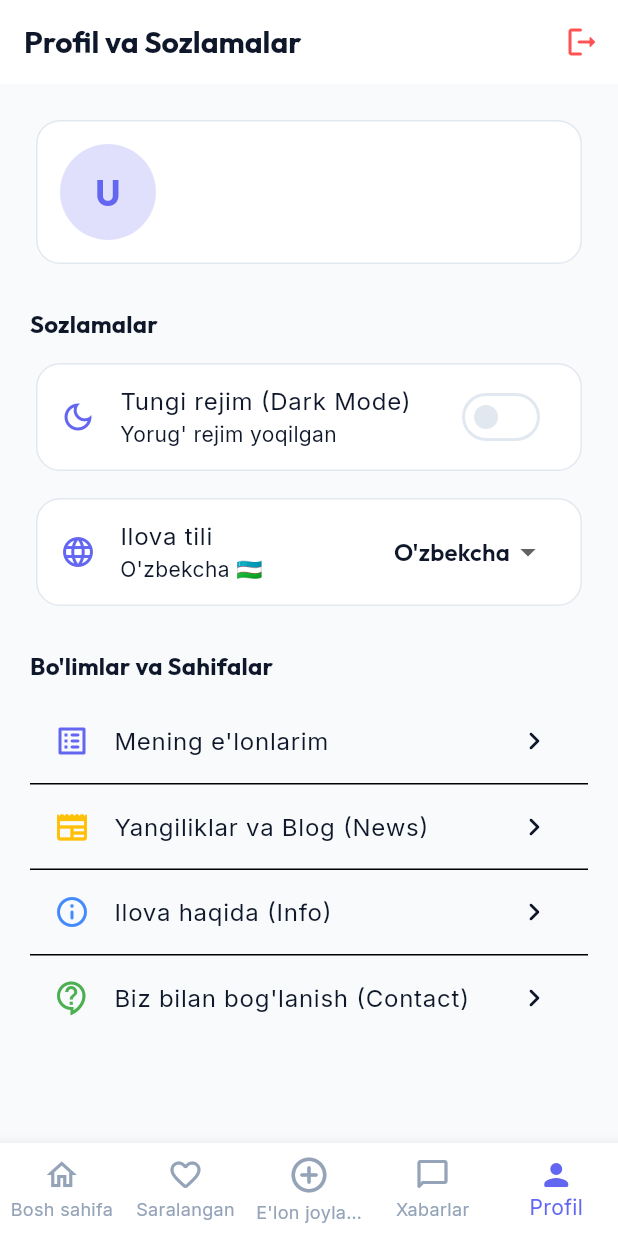
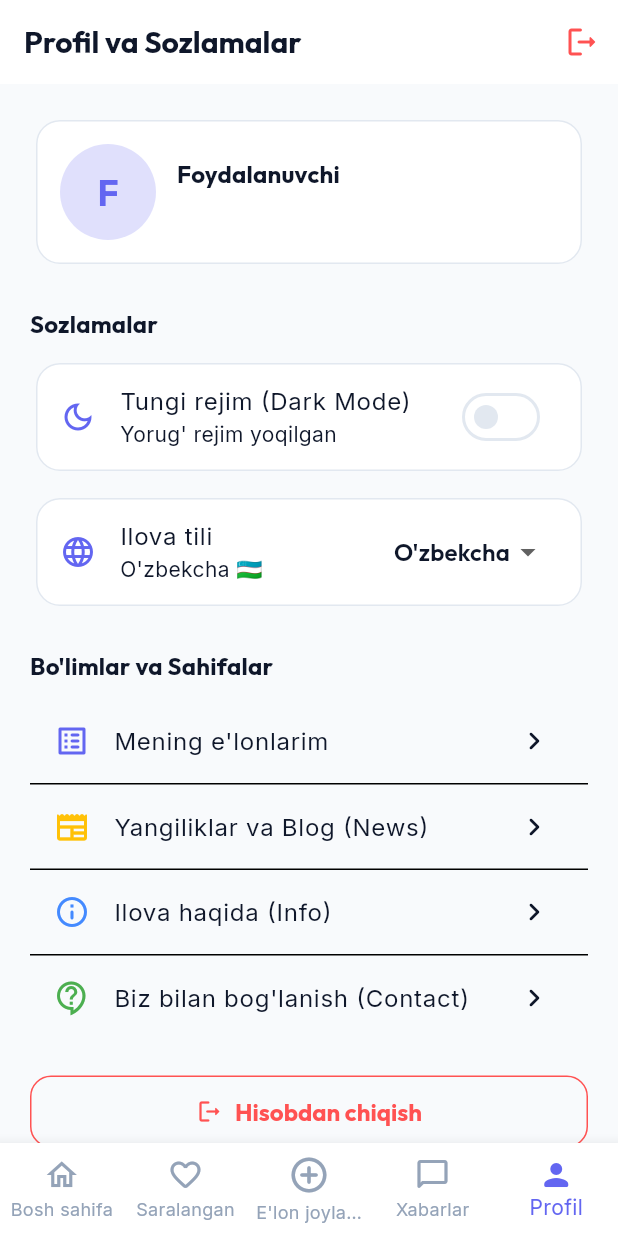
Before and after one commit to saidakbarxon946-creator/top_savdo, a Flutter app: the ProfileScreen screen opened by its route, on a phone screen of 412 x 824 dp. Run offline on Flutter 3.47's test engine with Material 3 defaults, Android fonts, the phone set to English and light mode, and no system bars; our stand-ins replace cached_network_image, cloud_firestore, firebase_auth, firebase_core, flutter_riverpod, freezed_annotation and 4 more; accounts and stored records are empty.

Commit message:
Fix user session persistence and add Sign Out button in Profile

```diff
--- a/lib/providers/auth_provider.dart
+++ b/lib/providers/auth_provider.dart
@@ -11,6 +11,12 @@ final authStateProvider = StreamProvider<User?>((ref) {
 
 final currentUserModelProvider = FutureProvider<UserModel?>((ref) async {
   final user = ref.watch(authStateProvider).value;
-  if (user == null) return null;
-  return ref.watch(authServiceProvider).getUserModel(user.uid);
+  final authService = ref.watch(authServiceProvider);
+
+  if (user != null) {
+    final model = await authService.getUserModel(user.uid);
+    if (model != null) return model;
+  }
+
+  return await authService.getSavedUserModel();
 });
--- a/lib/screens/profile/profile_screen.dart
+++ b/lib/screens/profile/profile_screen.dart
@@ -15,21 +15,24 @@ class ProfileScreen extends ConsumerWidget {
     final isDark = theme.brightness == Brightness.dark;
     final currentLocale = ref.watch(localeProvider);
     final userAsync = ref.watch(currentUserModelProvider);
-    final authUser = ref.watch(authStateProvider).value;
+    final user = userAsync.value;
 
     return Scaffold(
       appBar: AppBar(
         title: const Text('Profil va Sozlamalar'),
         actions: [
-          if (authUser != null)
+          if (user != null)
             IconButton(
               icon: const Icon(Icons.logout_rounded, color: Colors.redAccent),
+              tooltip: 'Tizimdan chiqish',
               onPressed: () async {
                 await ref.read(authServiceProvider).signOut();
+                ref.invalidate(currentUserModelProvider);
                 if (context.mounted) {
                   ScaffoldMessenger.of(context).showSnackBar(
                     const SnackBar(content: Text('Tizimdan chiqdingiz.')),
                   );
+                  context.go('/login');
                 }
               },
             ),
@@ -41,11 +44,43 @@ class ProfileScreen extends ConsumerWidget {
           crossAxisAlignment: CrossAxisAlignment.start,
           children: [
             // User Header Card
-            if (authUser != null)
             userAsync.when(
-                data: (user) {
-                  final name = user?.name ?? authUser.displayName ?? 'Foydalanuvchi';
-                  final email = user?.email ?? authUser.email ?? '';
+              data: (userModel) {
+                if (userModel == null) {
+                  return Card(
+                    child: Padding(
+                      padding: const EdgeInsets.all(16.0),
+                      child: Row(
+                        children: [
+                          const CircleAvatar(
+                            radius: 28,
+                            backgroundColor: Colors.grey,
+                            child: Icon(Icons.person, color: Colors.white),
+                          ),
+                          const SizedBox(width: 14),
+                          Expanded(
+                            child: Column(
+                              crossAxisAlignment: CrossAxisAlignment.start,
+                              children: [
+                                const Text('Mehmon foydalanuvchi', style: TextStyle(fontWeight: FontWeight.bold, fontSize: 16)),
+                                const SizedBox(height: 4),
+                                Text('E\'lon joylash va profildan foydalanish uchun hisobga kiring', style: theme.textTheme.bodyMedium?.copyWith(fontSize: 12)),
+                              ],
+                            ),
+                          ),
+                          ElevatedButton(
+                            onPressed: () => context.push('/login'),
+                            child: const Text('Kirish'),
+                          ),
+                        ],
+                      ),
+                    ),
+                  );
+                }
+
+                final name = userModel.name.isNotEmpty ? userModel.name : 'Foydalanuvchi';
+                final email = userModel.email;
+                final isAdmin = userModel.email.toLowerCase() == 'admen@gmail.com' || userModel.role == 'admin';
 
                 return Card(
                   child: Padding(
@@ -69,7 +104,25 @@ class ProfileScreen extends ConsumerWidget {
                           child: Column(
                             crossAxisAlignment: CrossAxisAlignment.start,
                             children: [
-                                Text(name, style: theme.textTheme.titleMedium?.copyWith(fontWeight: FontWeight.bold)),
+                              Row(
+                                children: [
+                                  Expanded(
+                                    child: Text(name, style: theme.textTheme.titleMedium?.copyWith(fontWeight: FontWeight.bold)),
+                                  ),
+                                  if (isAdmin)
+                                    Container(
+                                      padding: const EdgeInsets.symmetric(horizontal: 8, vertical: 2),
+                                      decoration: BoxDecoration(
+                                        color: Colors.deepOrangeAccent.withValues(alpha: 0.2),
+                                        borderRadius: BorderRadius.circular(8),
+                                      ),
+                                      child: const Text(
+                                        'ADMIN',
+                                        style: TextStyle(color: Colors.deepOrangeAccent, fontSize: 10, fontWeight: FontWeight.bold),
+                                      ),
+                                    ),
+                                ],
+                              ),
                               const SizedBox(height: 4),
                               Text(email, style: theme.textTheme.bodyMedium),
                             ],
@@ -82,36 +135,6 @@ class ProfileScreen extends ConsumerWidget {
               },
               loading: () => const Center(child: CircularProgressIndicator()),
               error: (err, stack) => Text('Error: $err'),
-              )
-            else
-              Card(
-                child: Padding(
-                  padding: const EdgeInsets.all(16.0),
-                  child: Row(
-                    children: [
-                      const CircleAvatar(
-                        radius: 28,
-                        backgroundColor: Colors.grey,
-                        child: Icon(Icons.person, color: Colors.white),
-                      ),
-                      const SizedBox(width: 14),
-                      Expanded(
-                        child: Column(
-                          crossAxisAlignment: CrossAxisAlignment.start,
-                          children: [
-                            const Text('Mehmon foydalanuvchi', style: TextStyle(fontWeight: FontWeight.bold, fontSize: 16)),
-                            const SizedBox(height: 4),
-                            Text('E\'lon joylash uchun hisobingizga kiring', style: theme.textTheme.bodyMedium?.copyWith(fontSize: 12)),
-                          ],
-                        ),
-                      ),
-                      ElevatedButton(
-                        onPressed: () => context.push('/login'),
-                        child: const Text('Kirish'),
-                      ),
-                    ],
-                  ),
-                ),
             ),
             const SizedBox(height: 24),
 
@@ -199,15 +222,42 @@ class ProfileScreen extends ConsumerWidget {
               trailing: const Icon(Icons.chevron_right_rounded),
               onTap: () => context.push('/contact'),
             ),
-            if (authUser != null && authUser.email?.toLowerCase() == 'admen@gmail.com') ...[
+            if (user != null && (user.email.toLowerCase() == 'admen@gmail.com' || user.role == 'admin')) ...[
               const Divider(height: 1),
               ListTile(
                 leading: const Icon(Icons.admin_panel_settings_outlined, color: Colors.deepOrange),
                 title: const Text('Admin Panel'),
+                subtitle: const Text('Karusel banner va postlarni boshqarish'),
                 trailing: const Icon(Icons.chevron_right_rounded),
                 onTap: () => context.push('/admin'),
               ),
             ],
+
+            const SizedBox(height: 24),
+            // Explicit Sign Out Button in Profile
+            if (user != null)
+              SizedBox(
+                width: double.infinity,
+                child: OutlinedButton.icon(
+                  style: OutlinedButton.styleFrom(
+                    foregroundColor: Colors.redAccent,
+                    side: const BorderSide(color: Colors.redAccent),
+                    padding: const EdgeInsets.symmetric(vertical: 14),
+                  ),
+                  onPressed: () async {
+                    await ref.read(authServiceProvider).signOut();
+                    ref.invalidate(currentUserModelProvider);
+                    if (context.mounted) {
+                      ScaffoldMessenger.of(context).showSnackBar(
+                        const SnackBar(content: Text('Tizimdan chiqdingiz.')),
+                      );
+                      context.go('/login');
+                    }
+                  },
+                  icon: const Icon(Icons.logout_rounded),
+                  label: const Text('Hisobdan chiqish', style: TextStyle(fontWeight: FontWeight.bold, fontSize: 16)),
+                ),
+              ),
           ],
         ),
       ),
```
Also changed, not shown: lib/screens/intro/splash_screen.dart (+9 -3 lines), lib/services/auth_service.dart (+13 -6 lines). Lines whose indentation alone changed are shown as unchanged.
